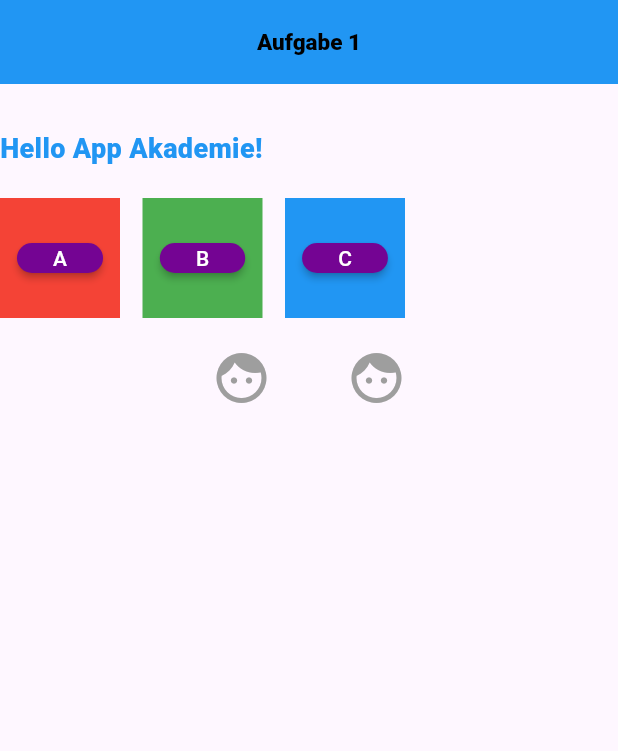
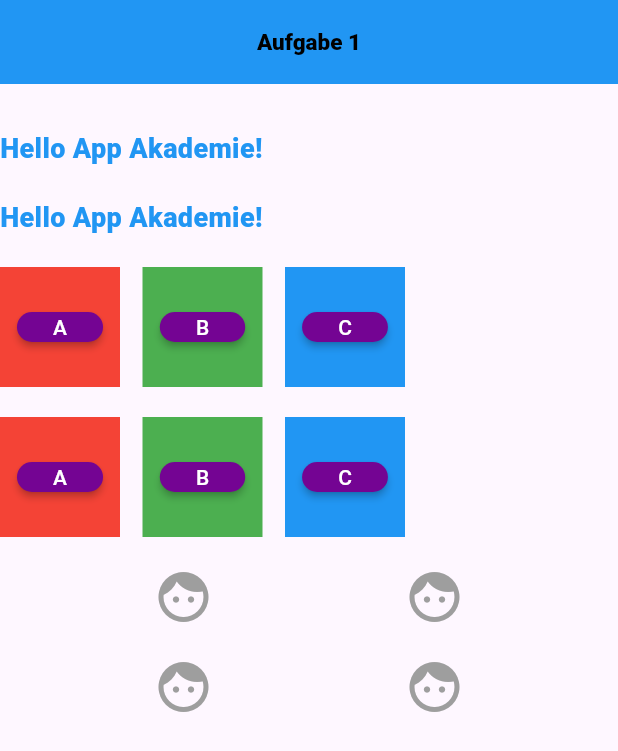
Before and after one commit to JohnnyAppAkademie/Aufgaben, a Flutter app: the screen it shows after launch, on a phone screen of 412 x 824 dp. Shown: the top 751 px of the screen. Run offline on Flutter 3.47's test engine with Material 3 defaults, Android fonts, the phone set to English and light mode, and no system bars.

Commit message:
Commit - 4.2.4 Bonus Aufgabe

```diff
--- a/4.2.4_Widget/widgetuebersicht/lib/main.dart
+++ b/4.2.4_Widget/widgetuebersicht/lib/main.dart
@@ -2,6 +2,66 @@ import 'package:flutter/material.dart';
 
 void main() {
   runApp(const MainApp());
+}
+
+Widget welcomeTextBar() {
+  return Text(
+    "Hello App Akademie!",
+    style: TextStyle(
+      color: Colors.blue,
+      fontSize: 18,
+      fontWeight: FontWeight.w900,
+      fontStyle: FontStyle.normal,
+    ),
+    textAlign: TextAlign.start,
+    textDirection: TextDirection.ltr,
+  );
+}
+
+Widget trippleContainerRow() {
+  return Row(
+    spacing: 15,
+    children: [
+      trippleContainer(Colors.red, "A"),
+      trippleContainer(Colors.green, "B"),
+      trippleContainer(Colors.blue, "C"),
+    ],
+  );
+}
+
+Widget trippleContainer(Color color, String label) {
+  return Container(
+    width: 80,
+    height: 80,
+    color: color,
+    child: Center(
+      child: ElevatedButton(
+        onPressed: () {},
+        style: ElevatedButton.styleFrom(
+          backgroundColor: const Color.fromARGB(255, 116, 4, 147),
+          foregroundColor: Colors.white,
+          minimumSize: Size(15, 10), // Größe des Buttons
+          shape: RoundedRectangleBorder(
+            borderRadius: BorderRadius.circular(12), // Abrundung
+          ),
+          elevation: 2,
+        ),
+        child: Text(label),
+      ),
+    ),
+  );
+}
+
+Widget doubleFaceRow() {
+  return Row(
+    mainAxisAlignment: MainAxisAlignment.spaceEvenly,
+    spacing: 25,
+    crossAxisAlignment: CrossAxisAlignment.center,
+    children: [
+      Icon(Icons.face, size: 40, color: Colors.grey),
+      Icon(Icons.face, size: 40, color: Colors.grey),
+    ],
+  );
 }
 
 class MainApp extends StatelessWidget {
@@ -29,91 +89,12 @@ class MainApp extends StatelessWidget {
           crossAxisAlignment: CrossAxisAlignment.start,
           children: [
             SizedBox(height: 10),
-            Text(
-              "Hello App Akademie!",
-              style: TextStyle(
-                color: Colors.blue,
-                fontSize: 18,
-                fontWeight: FontWeight.w900,
-                fontStyle: FontStyle.normal,
-              ),
-              textAlign: TextAlign.start,
-              textDirection: TextDirection.ltr,
-            ),
-            Row(
-              spacing: 15,
-              children: [
-                Container(
-                  width: 80,
-                  height: 80,
-                  color: Colors.red,
-                  child: Center(
-                    child: ElevatedButton(
-                      onPressed: () {},
-                      style: ElevatedButton.styleFrom(
-                        backgroundColor: const Color.fromARGB(255, 116, 4, 147),
-                        foregroundColor: Colors.white,
-                        minimumSize: Size(15, 10), // Größe des Buttons
-                        shape: RoundedRectangleBorder(
-                          borderRadius: BorderRadius.circular(12), // Abrundung
-                        ),
-                        elevation: 2,
-                      ),
-                      child: Text("A"),
-                    ),
-                  ),
-                ),
-                Container(
-                  width: 80,
-                  height: 80,
-                  color: Colors.green,
-                  child: Center(
-                    child: ElevatedButton(
-                      onPressed: () {},
-                      style: ElevatedButton.styleFrom(
-                        backgroundColor: const Color.fromARGB(255, 116, 4, 147),
-                        foregroundColor: Colors.white,
-                        minimumSize: Size(15, 10), // Größe des Buttons
-                        shape: RoundedRectangleBorder(
-                          borderRadius: BorderRadius.circular(12), // Abrundung
-                        ),
-                        elevation: 2,
-                      ),
-                      child: Text("B"),
-                    ),
-                  ),
-                ),
-                Container(
-                  width: 80,
-                  height: 80,
-                  color: Colors.blue,
-                  child: Center(
-                    child: ElevatedButton(
-                      onPressed: () {},
-                      style: ElevatedButton.styleFrom(
-                        backgroundColor: const Color.fromARGB(255, 116, 4, 147),
-                        foregroundColor: Colors.white,
-                        minimumSize: Size(15, 10), // Größe des Buttons
-                        shape: RoundedRectangleBorder(
-                          borderRadius: BorderRadius.circular(12), // Abrundung
-                        ),
-                        elevation: 2,
-                      ),
-                      child: Text("C"),
-                    ),
-                  ),
-                ),
-              ],
-            ),
-            Row(
-              mainAxisAlignment: MainAxisAlignment.center,
-              spacing: 50,
-              crossAxisAlignment: CrossAxisAlignment.center,
-              children: [
-                Icon(Icons.face, size: 40, color: Colors.grey),
-                Icon(Icons.face, size: 40, color: Colors.grey),
-              ],
-            ),
+            welcomeTextBar(),
+            welcomeTextBar(),
+            trippleContainerRow(),
+            trippleContainerRow(),
+            doubleFaceRow(),
+            doubleFaceRow(),
           ],
         ),
       ),
```
